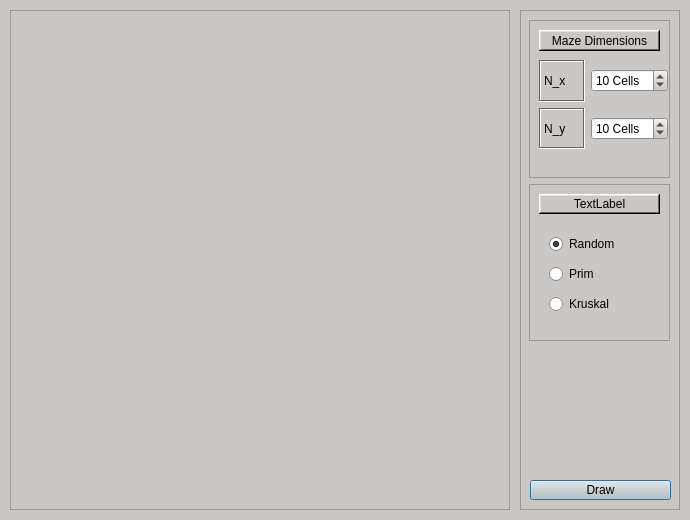
First picture: the form in MazeGui.ui, repository rpowel/maze, before the edit.
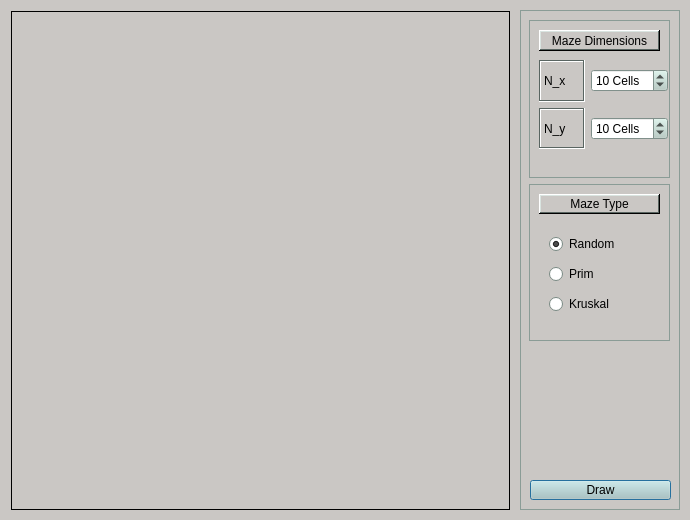
Second picture: the form after the edit.

Diff of the .ui file:
```diff
--- a/MazeGui.ui
+++ b/MazeGui.ui
@@ -440,12 +440,427 @@
   <widget class="QFrame" name="frame">
    <property name="geometry">
     <rect>
-     <x>10</x>
-     <y>10</y>
-     <width>500</width>
-     <height>500</height>
+     <x>11</x>
+     <y>11</y>
+     <width>499</width>
+     <height>499</height>
     </rect>
    </property>
+   <property name="palette">
+    <palette>
+     <active>
+      <colorrole role="WindowText">
+       <brush brushstyle="SolidPattern">
+        <color alpha="255">
+         <red>255</red>
+         <green>255</green>
+         <blue>255</blue>
+        </color>
+       </brush>
+      </colorrole>
+      <colorrole role="Button">
+       <brush brushstyle="SolidPattern">
+        <color alpha="255">
+         <red>0</red>
+         <green>0</green>
+         <blue>0</blue>
+        </color>
+       </brush>
+      </colorrole>
+      <colorrole role="Light">
+       <brush brushstyle="SolidPattern">
+        <color alpha="255">
+         <red>0</red>
+         <green>0</green>
+         <blue>0</blue>
+        </color>
+       </brush>
+      </colorrole>
+      <colorrole role="Midlight">
+       <brush brushstyle="SolidPattern">
+        <color alpha="255">
+         <red>0</red>
+         <green>0</green>
+         <blue>0</blue>
+        </color>
+       </brush>
+      </colorrole>
+      <colorrole role="Dark">
+       <brush brushstyle="SolidPattern">
+        <color alpha="255">
+         <red>0</red>
+         <green>0</green>
+         <blue>0</blue>
+        </color>
+       </brush>
+      </colorrole>
+      <colorrole role="Mid">
+       <brush brushstyle="SolidPattern">
+        <color alpha="255">
+         <red>0</red>
+         <green>0</green>
+         <blue>0</blue>
+        </color>
+       </brush>
+      </colorrole>
+      <colorrole role="Text">
+       <brush brushstyle="SolidPattern">
+        <color alpha="255">
+         <red>255</red>
+         <green>255</green>
+         <blue>255</blue>
+        </color>
+       </brush>
+      </colorrole>
+      <colorrole role="BrightText">
+       <brush brushstyle="SolidPattern">
+        <color alpha="255">
+         <red>255</red>
+         <green>255</green>
+         <blue>255</blue>
+        </color>
+       </brush>
+      </colorrole>
+      <colorrole role="ButtonText">
+       <brush brushstyle="SolidPattern">
+        <color alpha="255">
+         <red>255</red>
+         <green>255</green>
+         <blue>255</blue>
+        </color>
+       </brush>
+      </colorrole>
+      <colorrole role="Base">
+       <brush brushstyle="SolidPattern">
+        <color alpha="255">
+         <red>0</red>
+         <green>0</green>
+         <blue>0</blue>
+        </color>
+       </brush>
+      </colorrole>
+      <colorrole role="Window">
+       <brush brushstyle="SolidPattern">
+        <color alpha="255">
+         <red>0</red>
+         <green>0</green>
+         <blue>0</blue>
+        </color>
+       </brush>
+      </colorrole>
+      <colorrole role="Shadow">
+       <brush brushstyle="SolidPattern">
+        <color alpha="255">
+         <red>0</red>
+         <green>0</green>
+         <blue>0</blue>
+        </color>
+       </brush>
+      </colorrole>
+      <colorrole role="AlternateBase">
+       <brush brushstyle="SolidPattern">
+        <color alpha="255">
+         <red>0</red>
+         <green>0</green>
+         <blue>0</blue>
+        </color>
+       </brush>
+      </colorrole>
+      <colorrole role="ToolTipBase">
+       <brush brushstyle="SolidPattern">
+        <color alpha="255">
+         <red>255</red>
+         <green>255</green>
+         <blue>220</blue>
+        </color>
+       </brush>
+      </colorrole>
+      <colorrole role="ToolTipText">
+       <brush brushstyle="SolidPattern">
+        <color alpha="255">
+         <red>0</red>
+         <green>0</green>
+         <blue>0</blue>
+        </color>
+       </brush>
+      </colorrole>
+     </active>
+     <inactive>
+      <colorrole role="WindowText">
+       <brush brushstyle="SolidPattern">
+        <color alpha="255">
+         <red>255</red>
+         <green>255</green>
+         <blue>255</blue>
+        </color>
+       </brush>
+      </colorrole>
+      <colorrole role="Button">
+       <brush brushstyle="SolidPattern">
+        <color alpha="255">
+         <red>0</red>
+         <green>0</green>
+         <blue>0</blue>
+        </color>
+       </brush>
+      </colorrole>
+      <colorrole role="Light">
+       <brush brushstyle="SolidPattern">
+        <color alpha="255">
+         <red>0</red>
+         <green>0</green>
+         <blue>0</blue>
+        </color>
+       </brush>
+      </colorrole>
+      <colorrole role="Midlight">
+       <brush brushstyle="SolidPattern">
+        <color alpha="255">
+         <red>0</red>
+         <green>0</green>
+         <blue>0</blue>
+        </color>
+       </brush>
+      </colorrole>
+      <colorrole role="Dark">
+       <brush brushstyle="SolidPattern">
+        <color alpha="255">
+         <red>0</red>
+         <green>0</green>
+         <blue>0</blue>
+        </color>
+       </brush>
+      </colorrole>
+      <colorrole role="Mid">
+       <brush brushstyle="SolidPattern">
+        <color alpha="255">
+         <red>0</red>
+         <green>0</green>
+         <blue>0</blue>
+        </color>
+       </brush>
+      </colorrole>
+      <colorrole role="Text">
+       <brush brushstyle="SolidPattern">
+        <color alpha="255">
+         <red>255</red>
+         <green>255</green>
+         <blue>255</blue>
+        </color>
+       </brush>
+      </colorrole>
+      <colorrole role="BrightText">
+       <brush brushstyle="SolidPattern">
+        <color alpha="255">
+         <red>255</red>
+         <green>255</green>
+         <blue>255</blue>
+        </color>
+       </brush>
+      </colorrole>
+      <colorrole role="ButtonText">
+       <brush brushstyle="SolidPattern">
+        <color alpha="255">
+         <red>255</red>
+         <green>255</green>
+         <blue>255</blue>
+        </color>
+       </brush>
+      </colorrole>
+      <colorrole role="Base">
+       <brush brushstyle="SolidPattern">
+        <color alpha="255">
+         <red>0</red>
+         <green>0</green>
+         <blue>0</blue>
+        </color>
+       </brush>
+      </colorrole>
+      <colorrole role="Window">
+       <brush brushstyle="SolidPattern">
+        <color alpha="255">
+         <red>0</red>
+         <green>0</green>
+         <blue>0</blue>
+        </color>
+       </brush>
+      </colorrole>
+      <colorrole role="Shadow">
+       <brush brushstyle="SolidPattern">
+        <color alpha="255">
+         <red>0</red>
+         <green>0</green>
+         <blue>0</blue>
+        </color>
+       </brush>
+      </colorrole>
+      <colorrole role="AlternateBase">
+       <brush brushstyle="SolidPattern">
+        <color alpha="255">
+         <red>0</red>
+         <green>0</green>
+         <blue>0</blue>
+        </color>
+       </brush>
+      </colorrole>
+      <colorrole role="ToolTipBase">
+       <brush brushstyle="SolidPattern">
+        <color alpha="255">
+         <red>255</red>
+         <green>255</green>
+         <blue>220</blue>
+        </color>
+       </brush>
+      </colorrole>
+      <colorrole role="ToolTipText">
+       <brush brushstyle="SolidPattern">
+        <color alpha="255">
+         <red>0</red>
+         <green>0</green>
+         <blue>0</blue>
+        </color>
+       </brush>
+      </colorrole>
+     </inactive>
+     <disabled>
+      <colorrole role="WindowText">
+       <brush brushstyle="SolidPattern">
+        <color alpha="255">
+         <red>0</red>
+         <green>0</green>
+         <blue>0</blue>
+        </color>
+       </brush>
+      </colorrole>
+      <colorrole role="Button">
+       <brush brushstyle="SolidPattern">
+        <color alpha="255">
+         <red>0</red>
+         <green>0</green>
+         <blue>0</blue>
+        </color>
+       </brush>
+      </colorrole>
+      <colorrole role="Light">
+       <brush brushstyle="SolidPattern">
+        <color alpha="255">
+         <red>0</red>
+         <green>0</green>
+         <blue>0</blue>
+        </color>
+       </brush>
+      </colorrole>
+      <colorrole role="Midlight">
+       <brush brushstyle="SolidPattern">
+        <color alpha="255">
+         <red>0</red>
+         <green>0</green>
+         <blue>0</blue>
+        </color>
+       </brush>
+      </colorrole>
+      <colorrole role="Dark">
+       <brush brushstyle="SolidPattern">
+        <color alpha="255">
+         <red>0</red>
+         <green>0</green>
+         <blue>0</blue>
+        </color>
+       </brush>
+      </colorrole>
+      <colorrole role="Mid">
+       <brush brushstyle="SolidPattern">
+        <color alpha="255">
+         <red>0</red>
+         <green>0</green>
+         <blue>0</blue>
+        </color>
+       </brush>
+      </colorrole>
+      <colorrole role="Text">
+       <brush brushstyle="SolidPattern">
+        <color alpha="255">
+         <red>0</red>
+         <green>0</green>
+         <blue>0</blue>
+        </color>
+       </brush>
+      </colorrole>
+      <colorrole role="BrightText">
+       <brush brushstyle="SolidPattern">
+        <color alpha="255">
+         <red>255</red>
+         <green>255</green>
+         <blue>255</blue>
+        </color>
+       </brush>
+      </colorrole>
+      <colorrole role="ButtonText">
+       <brush brushstyle="SolidPattern">
+        <color alpha="255">
+         <red>0</red>
+         <green>0</green>
+         <blue>0</blue>
+        </color>
+       </brush>
+      </colorrole>
+      <colorrole role="Base">
+       <brush brushstyle="SolidPattern">
+        <color alpha="255">
+         <red>0</red>
+         <green>0</green>
+         <blue>0</blue>
+        </color>
+       </brush>
+      </colorrole>
+      <colorrole role="Window">
+       <brush brushstyle="SolidPattern">
+        <color alpha="255">
+         <red>0</red>
+         <green>0</green>
+         <blue>0</blue>
+        </color>
+       </brush>
+      </colorrole>
+      <colorrole role="Shadow">
+       <brush brushstyle="SolidPattern">
+        <color alpha="255">
+         <red>0</red>
+         <green>0</green>
+         <blue>0</blue>
+        </color>
+       </brush>
+      </colorrole>
+      <colorrole role="AlternateBase">
+       <brush brushstyle="SolidPattern">
+        <color alpha="255">
+         <red>0</red>
+         <green>0</green>
+         <blue>0</blue>
+        </color>
+       </brush>
+      </colorrole>
+      <colorrole role="ToolTipBase">
+       <brush brushstyle="SolidPattern">
+        <color alpha="255">
+         <red>255</red>
+         <green>255</green>
+         <blue>220</blue>
+        </color>
+       </brush>
+      </colorrole>
+      <colorrole role="ToolTipText">
+       <brush brushstyle="SolidPattern">
+        <color alpha="255">
+         <red>0</red>
+         <green>0</green>
+         <blue>0</blue>
+        </color>
+       </brush>
+      </colorrole>
+     </disabled>
+    </palette>
+   </property>
    <property name="frameShape">
     <enum>QFrame::StyledPanel</enum>
    </property>
@@ -455,10 +870,10 @@
    <widget class="QWidget" name="verticalLayoutWidget">
     <property name="geometry">
      <rect>
-      <x>-1</x>
-      <y>-1</y>
-      <width>501</width>
-      <height>501</height>
+      <x>-11</x>
+      <y>-11</y>
+      <width>521</width>
+      <height>531</height>
      </rect>
     </property>
     <layout class="QVBoxLayout" name="verticalLayout_3"/>
@@ -473,6 +888,421 @@
      <height>500</height>
     </rect>
    </property>
+   <property name="palette">
+    <palette>
+     <active>
+      <colorrole role="WindowText">
+       <brush brushstyle="SolidPattern">
+        <color alpha="255">
+         <red>0</red>
+         <green>0</green>
+         <blue>0</blue>
+        </color>
+       </brush>
+      </colorrole>
+      <colorrole role="Button">
+       <brush brushstyle="SolidPattern">
+        <color alpha="255">
+         <red>179</red>
+         <green>202</green>
+         <blue>194</blue>
+        </color>
+       </brush>
+      </colorrole>
+      <colorrole role="Light">
+       <brush brushstyle="SolidPattern">
+        <color alpha="255">
+         <red>255</red>
+         <green>255</green>
+         <blue>255</blue>
+        </color>
+       </brush>
+      </colorrole>
+      <colorrole role="Midlight">
+       <brush brushstyle="SolidPattern">
+        <color alpha="255">
+         <red>217</red>
+         <green>228</green>
+         <blue>224</blue>
+        </color>
+       </brush>
+      </colorrole>
+      <colorrole role="Dark">
+       <brush brushstyle="SolidPattern">
+        <color alpha="255">
+         <red>89</red>
+         <green>101</green>
+         <blue>97</blue>
+        </color>
+       </brush>
+      </colorrole>
+      <colorrole role="Mid">
+       <brush brushstyle="SolidPattern">
+        <color alpha="255">
+         <red>119</red>
+         <green>135</green>
+         <blue>129</blue>
+        </color>
+       </brush>
+      </colorrole>
+      <colorrole role="Text">
+       <brush brushstyle="SolidPattern">
+        <color alpha="255">
+         <red>0</red>
+         <green>0</green>
+         <blue>0</blue>
+        </color>
+       </brush>
+      </colorrole>
+      <colorrole role="BrightText">
+       <brush brushstyle="SolidPattern">
+        <color alpha="255">
+         <red>255</red>
+         <green>255</green>
+         <blue>255</blue>
+        </color>
+       </brush>
+      </colorrole>
+      <colorrole role="ButtonText">
+       <brush brushstyle="SolidPattern">
+        <color alpha="255">
+         <red>0</red>
+         <green>0</green>
+         <blue>0</blue>
+        </color>
+       </brush>
+      </colorrole>
+      <colorrole role="Base">
+       <brush brushstyle="SolidPattern">
+        <color alpha="255">
+         <red>255</red>
+         <green>255</green>
+         <blue>255</blue>
+        </color>
+       </brush>
+      </colorrole>
+      <colorrole role="Window">
+       <brush brushstyle="SolidPattern">
+        <color alpha="255">
+         <red>179</red>
+         <green>202</green>
+         <blue>194</blue>
+        </color>
+       </brush>
+      </colorrole>
+      <colorrole role="Shadow">
+       <brush brushstyle="SolidPattern">
+        <color alpha="255">
+         <red>0</red>
+         <green>0</green>
+         <blue>0</blue>
+        </color>
+       </brush>
+      </colorrole>
+      <colorrole role="AlternateBase">
+       <brush brushstyle="SolidPattern">
+        <color alpha="255">
+         <red>217</red>
+         <green>228</green>
+         <blue>224</blue>
+        </color>
+       </brush>
+      </colorrole>
+      <colorrole role="ToolTipBase">
+       <brush brushstyle="SolidPattern">
+        <color alpha="255">
+         <red>255</red>
+         <green>255</green>
+         <blue>220</blue>
+        </color>
+       </brush>
+      </colorrole>
+      <colorrole role="ToolTipText">
+       <brush brushstyle="SolidPattern">
+        <color alpha="255">
+         <red>0</red>
+         <green>0</green>
+         <blue>0</blue>
+        </color>
+       </brush>
+      </colorrole>
+     </active>
+     <inactive>
+      <colorrole role="WindowText">
+       <brush brushstyle="SolidPattern">
+        <color alpha="255">
+         <red>0</red>
+         <green>0</green>
+         <blue>0</blue>
+        </color>
+       </brush>
+      </colorrole>
+      <colorrole role="Button">
+       <brush brushstyle="SolidPattern">
+        <color alpha="255">
+         <red>179</red>
+         <green>202</green>
+         <blue>194</blue>
+        </color>
+       </brush>
+      </colorrole>
+      <colorrole role="Light">
+       <brush brushstyle="SolidPattern">
+        <color alpha="255">
+         <red>255</red>
+         <green>255</green>
+         <blue>255</blue>
+        </color>
+       </brush>
+      </colorrole>
+      <colorrole role="Midlight">
+       <brush brushstyle="SolidPattern">
+        <color alpha="255">
+         <red>217</red>
+         <green>228</green>
+         <blue>224</blue>
+        </color>
+       </brush>
+      </colorrole>
+      <colorrole role="Dark">
+       <brush brushstyle="SolidPattern">
+        <color alpha="255">
+         <red>89</red>
+         <green>101</green>
+         <blue>97</blue>
+        </color>
+       </brush>
+      </colorrole>
+      <colorrole role="Mid">
+       <brush brushstyle="SolidPattern">
+        <color alpha="255">
+         <red>119</red>
+         <green>135</green>
+         <blue>129</blue>
+        </color>
+       </brush>
+      </colorrole>
+      <colorrole role="Text">
+       <brush brushstyle="SolidPattern">
+        <color alpha="255">
+         <red>0</red>
+         <green>0</green>
+         <blue>0</blue>
+        </color>
+       </brush>
+      </colorrole>
+      <colorrole role="BrightText">
+       <brush brushstyle="SolidPattern">
+        <color alpha="255">
+         <red>255</red>
+         <green>255</green>
+         <blue>255</blue>
+        </color>
+       </brush>
+      </colorrole>
+      <colorrole role="ButtonText">
+       <brush brushstyle="SolidPattern">
+        <color alpha="255">
+         <red>0</red>
+         <green>0</green>
+         <blue>0</blue>
+        </color>
+       </brush>
+      </colorrole>
+      <colorrole role="Base">
+       <brush brushstyle="SolidPattern">
+        <color alpha="255">
+         <red>255</red>
+         <green>255</green>
+         <blue>255</blue>
+        </color>
+       </brush>
+      </colorrole>
+      <colorrole role="Window">
+       <brush brushstyle="SolidPattern">
+        <color alpha="255">
+         <red>179</red>
+         <green>202</green>
+         <blue>194</blue>
+        </color>
+       </brush>
+      </colorrole>
+      <colorrole role="Shadow">
+       <brush brushstyle="SolidPattern">
+        <color alpha="255">
+         <red>0</red>
+         <green>0</green>
+         <blue>0</blue>
+        </color>
+       </brush>
+      </colorrole>
+      <colorrole role="AlternateBase">
+       <brush brushstyle="SolidPattern">
+        <color alpha="255">
+         <red>217</red>
+         <green>228</green>
+         <blue>224</blue>
+        </color>
+       </brush>
+      </colorrole>
+      <colorrole role="ToolTipBase">
+       <brush brushstyle="SolidPattern">
+        <color alpha="255">
+         <red>255</red>
+         <green>255</green>
+         <blue>220</blue>
+        </color>
+       </brush>
+      </colorrole>
+      <colorrole role="ToolTipText">
+       <brush brushstyle="SolidPattern">
+        <color alpha="255">
+         <red>0</red>
+         <green>0</green>
+         <blue>0</blue>
+        </color>
+       </brush>
+      </colorrole>
+     </inactive>
+     <disabled>
+      <colorrole role="WindowText">
+       <brush brushstyle="SolidPattern">
+        <color alpha="255">
+         <red>89</red>
+         <green>101</green>
+         <blue>97</blue>
+        </color>
+       </brush>
+      </colorrole>
+      <colorrole role="Button">
+       <brush brushstyle="SolidPattern">
+        <color alpha="255">
+         <red>179</red>
+         <green>202</green>
+         <blue>194</blue>
+        </color>
+       </brush>
+      </colorrole>
+      <colorrole role="Light">
+       <brush brushstyle="SolidPattern">
+        <color alpha="255">
+         <red>255</red>
+         <green>255</green>
+         <blue>255</blue>
+        </color>
+       </brush>
+      </colorrole>
+      <colorrole role="Midlight">
+       <brush brushstyle="SolidPattern">
+        <color alpha="255">
+         <red>217</red>
+         <green>228</green>
+         <blue>224</blue>
+        </color>
+       </brush>
+      </colorrole>
+      <colorrole role="Dark">
+       <brush brushstyle="SolidPattern">
+        <color alpha="255">
+         <red>89</red>
+         <green>101</green>
+         <blue>97</blue>
+        </color>
+       </brush>
+      </colorrole>
+      <colorrole role="Mid">
+       <brush brushstyle="SolidPattern">
+        <color alpha="255">
+         <red>119</red>
+         <green>135</green>
+         <blue>129</blue>
+        </color>
+       </brush>
+      </colorrole>
+      <colorrole role="Text">
+       <brush brushstyle="SolidPattern">
+        <color alpha="255">
+         <red>89</red>
+         <green>101</green>
+         <blue>97</blue>
+        </color>
+       </brush>
+      </colorrole>
+      <colorrole role="BrightText">
+       <brush brushstyle="SolidPattern">
+        <color alpha="255">
+         <red>255</red>
+         <green>255</green>
+         <blue>255</blue>
+        </color>
+       </brush>
+      </colorrole>
+      <colorrole role="ButtonText">
+       <brush brushstyle="SolidPattern">
+        <color alpha="255">
+         <red>89</red>
+         <green>101</green>
+         <blue>97</blue>
+        </color>
+       </brush>
+      </colorrole>
+      <colorrole role="Base">
+       <brush brushstyle="SolidPattern">
+        <color alpha="255">
+         <red>179</red>
+         <green>202</green>
+         <blue>194</blue>
+        </color>
+       </brush>
+      </colorrole>
+      <colorrole role="Window">
+       <brush brushstyle="SolidPattern">
+        <color alpha="255">
+         <red>179</red>
+         <green>202</green>
+         <blue>194</blue>
+        </color>
+       </brush>
+      </colorrole>
+      <colorrole role="Shadow">
+       <brush brushstyle="SolidPattern">
+        <color alpha="255">
+         <red>0</red>
+         <green>0</green>
+         <blue>0</blue>
+        </color>
+       </brush>
+      </colorrole>
+      <colorrole role="AlternateBase">
+       <brush brushstyle="SolidPattern">
+        <color alpha="255">
+         <red>179</red>
+         <green>202</green>
+         <blue>194</blue>
+        </color>
+       </brush>
+      </colorrole>
+      <colorrole role="ToolTipBase">
+       <brush brushstyle="SolidPattern">
+        <color alpha="255">
+         <red>255</red>
+         <green>255</green>
+         <blue>220</blue>
+        </color>
+       </brush>
+      </colorrole>
+      <colorrole role="ToolTipText">
+       <brush brushstyle="SolidPattern">
+        <color alpha="255">
+         <red>0</red>
+         <green>0</green>
+         <blue>0</blue>
+        </color>
+       </brush>
+      </colorrole>
+     </disabled>
+    </palette>
+   </property>
    <property name="frameShape">
     <enum>QFrame::StyledPanel</enum>
    </property>
@@ -643,7 +1473,7 @@
          <number>2</number>
         </property>
         <property name="text">
-         <string>TextLabel</string>
+         <string>Maze Type</string>
         </property>
         <property name="alignment">
          <set>Qt::AlignCenter</set>
```
